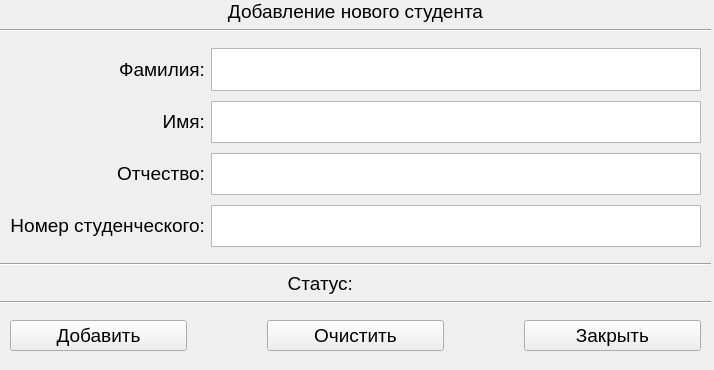
Before: the Qt Designer form ui/add_stud.ui in Skotmak/desktop_manager_vk_bot, drawn with Qt 5.
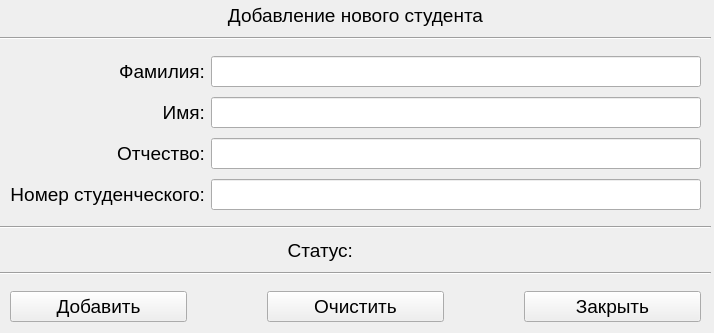
After: the same form once the commit is applied.

Commit message: update tab_stud doesn't wort

The edit to the form file:
```diff
--- a/ui/add_stud.ui
+++ b/ui/add_stud.ui
@@ -7,7 +7,7 @@
     <x>0</x>
     <y>0</y>
     <width>714</width>
-    <height>370</height>
+    <height>333</height>
    </rect>
   </property>
   <property name="windowTitle">
@@ -20,7 +20,7 @@
       <x>0</x>
       <y>0</y>
       <width>711</width>
-      <height>361</height>
+      <height>332</height>
      </rect>
     </property>
     <layout class="QVBoxLayout" name="verticalLayout">
@@ -96,42 +96,6 @@
          </property>
         </widget>
        </item>
-       <item row="1" column="2">
-        <widget class="QPlainTextEdit" name="pte_f_name">
-         <property name="font">
-          <font>
-           <pointsize>14</pointsize>
-          </font>
-         </property>
-        </widget>
-       </item>
-       <item row="3" column="2">
-        <widget class="QPlainTextEdit" name="pte_number">
-         <property name="font">
-          <font>
-           <pointsize>14</pointsize>
-          </font>
-         </property>
-        </widget>
-       </item>
-       <item row="0" column="2">
-        <widget class="QPlainTextEdit" name="pte_l_name">
-         <property name="font">
-          <font>
-           <pointsize>14</pointsize>
-          </font>
-         </property>
-        </widget>
-       </item>
-       <item row="2" column="2">
-        <widget class="QPlainTextEdit" name="pte_m_name">
-         <property name="font">
-          <font>
-           <pointsize>14</pointsize>
-          </font>
-         </property>
-        </widget>
-       </item>
        <item row="1" column="1">
         <widget class="QLabel" name="label_9">
          <property name="font">
@@ -156,6 +120,42 @@
          </property>
         </widget>
        </item>
+       <item row="0" column="2">
+        <widget class="QLineEdit" name="pte_l_name">
+         <property name="font">
+          <font>
+           <pointsize>14</pointsize>
+          </font>
+         </property>
+        </widget>
+       </item>
+       <item row="1" column="2">
+        <widget class="QLineEdit" name="pte_f_name">
+         <property name="font">
+          <font>
+           <pointsize>14</pointsize>
+          </font>
+         </property>
+        </widget>
+       </item>
+       <item row="2" column="2">
+        <widget class="QLineEdit" name="pte_m_name">
+         <property name="font">
+          <font>
+           <pointsize>14</pointsize>
+          </font>
+         </property>
+        </widget>
+       </item>
+       <item row="3" column="2">
+        <widget class="QLineEdit" name="pte_number">
+         <property name="font">
+          <font>
+           <pointsize>14</pointsize>
+          </font>
+         </property>
+        </widget>
+       </item>
       </layout>
      </item>
      <item>
```
The commit also changes 11 other files.
